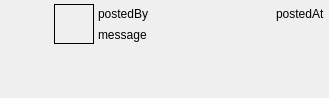
Qt form ui/CommentItem.ui (dmzdev/stance) before a commit.
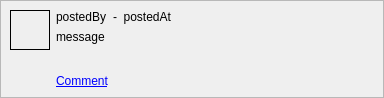
The same form after that commit.

Diff of the .ui file:
```diff
--- a/ui/CommentItem.ui
+++ b/ui/CommentItem.ui
@@ -6,37 +6,40 @@
    <rect>
     <x>0</x>
     <y>0</y>
-    <width>329</width>
+    <width>384</width>
     <height>98</height>
    </rect>
   </property>
+  <property name="sizePolicy">
+   <sizepolicy hsizetype="Preferred" vsizetype="Preferred">
+    <horstretch>0</horstretch>
+    <verstretch>0</verstretch>
+   </sizepolicy>
+  </property>
   <property name="windowTitle">
    <string>Form</string>
   </property>
   <property name="autoFillBackground">
    <bool>true</bool>
   </property>
-  <layout class="QHBoxLayout" name="horizontalLayout_2">
+  <layout class="QVBoxLayout" name="verticalLayout_2">
    <property name="spacing">
-    <number>4</number>
+    <number>0</number>
    </property>
-   <property name="leftMargin">
-    <number>54</number>
-   </property>
-   <property name="topMargin">
-    <number>4</number>
-   </property>
-   <property name="rightMargin">
-    <number>4</number>
-   </property>
-   <property name="bottomMargin">
-    <number>4</number>
+   <property name="margin">
+    <number>0</number>
    </property>
    <item>
+    <widget class="QFrame" name="frame">
+     <property name="frameShape">
+      <enum>QFrame::StyledPanel</enum>
+     </property>
+     <property name="frameShadow">
+      <enum>QFrame::Raised</enum>
+     </property>
+     <layout class="QGridLayout" name="gridLayout">
+      <item row="0" column="0" rowspan="3">
     <layout class="QVBoxLayout" name="verticalLayout">
-     <property name="spacing">
-      <number>0</number>
-     </property>
      <item>
       <widget class="QLabel" name="avatarLabel">
        <property name="sizePolicy">
@@ -79,16 +82,14 @@
        <property name="sizeHint" stdset="0">
         <size>
          <width>20</width>
-         <height>40</height>
+            <height>13</height>
         </size>
        </property>
       </spacer>
      </item>
     </layout>
    </item>
-   <item>
-    <layout class="QVBoxLayout" name="verticalLayout_2">
-     <item>
+      <item row="0" column="1">
       <layout class="QHBoxLayout" name="horizontalLayout">
        <item>
         <widget class="QLabel" name="postedByLabel">
@@ -97,23 +98,16 @@
          </property>
         </widget>
        </item>
-       <item>
-        <spacer name="horizontalSpacer">
-         <property name="orientation">
-          <enum>Qt::Horizontal</enum>
-         </property>
-         <property name="sizeHint" stdset="0">
-          <size>
-           <width>40</width>
-           <height>20</height>
-          </size>
-         </property>
-        </spacer>
-       </item>
        <item>
         <widget class="QLabel" name="postedAtLabel">
+          <property name="sizePolicy">
+           <sizepolicy hsizetype="Expanding" vsizetype="Preferred">
+            <horstretch>0</horstretch>
+            <verstretch>0</verstretch>
+           </sizepolicy>
+          </property>
          <property name="text">
-          <string>postedAt</string>
+           <string>-  postedAt</string>
          </property>
          <property name="textInteractionFlags">
           <set>Qt::LinksAccessibleByMouse|Qt::TextSelectableByMouse</set>
@@ -122,10 +116,10 @@
        </item>
       </layout>
      </item>
-     <item>
+      <item row="1" column="1">
       <widget class="QLabel" name="messageLabel">
        <property name="sizePolicy">
-        <sizepolicy hsizetype="Expanding" vsizetype="Expanding">
+         <sizepolicy hsizetype="Expanding" vsizetype="MinimumExpanding">
          <horstretch>0</horstretch>
          <verstretch>0</verstretch>
         </sizepolicy>
@@ -144,7 +138,27 @@
        </property>
       </widget>
      </item>
-    </layout>
+      <item row="2" column="1">
+       <widget class="QLabel" name="commentAddLabel">
+        <property name="sizePolicy">
+         <sizepolicy hsizetype="Preferred" vsizetype="Preferred">
+          <horstretch>0</horstretch>
+          <verstretch>0</verstretch>
+         </sizepolicy>
+        </property>
+        <property name="text">
+         <string>&lt;a href=&quot;javascript://&quot;&gt;Comment&lt;/a&gt;</string>
+        </property>
+        <property name="alignment">
+         <set>Qt::AlignLeading|Qt::AlignLeft|Qt::AlignVCenter</set>
+        </property>
+        <property name="textInteractionFlags">
+         <set>Qt::LinksAccessibleByMouse|Qt::TextSelectableByMouse</set>
+        </property>
+       </widget>
+      </item>
+     </layout>
+    </widget>
    </item>
   </layout>
  </widget>
```
Left out of the diff: 4 changed lines with no effect on the pictures. Lines whose indentation alone changed are shown as unchanged.
